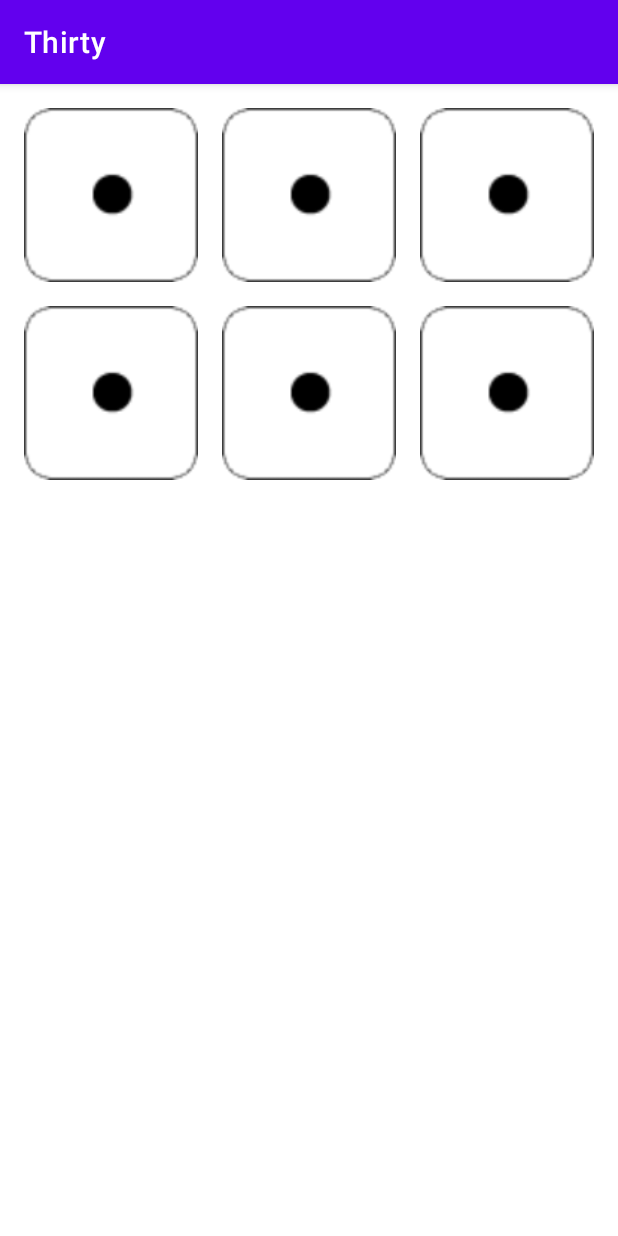
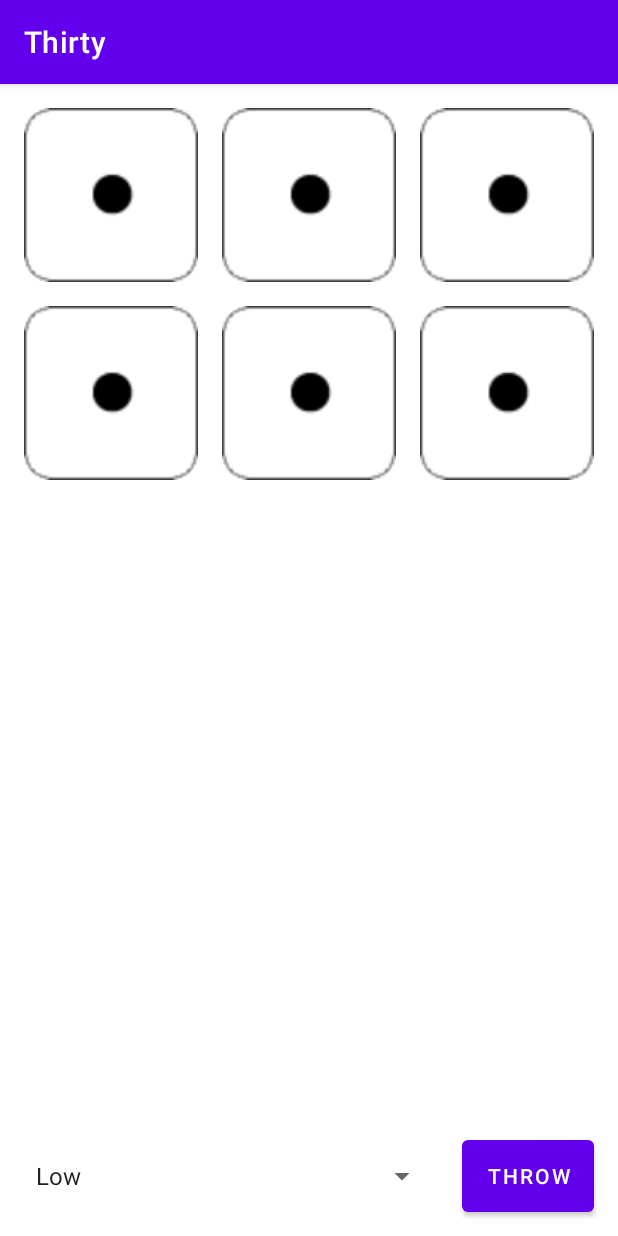
Before and after one commit to konradrej/Thirty, an Android app: the screen it shows after launch (MainActivity), on a phone screen of 412 x 824 dp. Run offline under Robolectric (Android 15) with nearby library versions, the phone set to English and light mode, and no system bars.

Commit message:
Finish main activity design

```diff
--- a/app/src/main/java/com/konradrej/thirty/MainActivity.java
+++ b/app/src/main/java/com/konradrej/thirty/MainActivity.java
@@ -3,6 +3,8 @@ package com.konradrej.thirty;
 import androidx.appcompat.app.AppCompatActivity;
 
 import android.os.Bundle;
+import android.widget.ArrayAdapter;
+import android.widget.Spinner;
 
 public class MainActivity extends AppCompatActivity {
 
@@ -10,5 +12,10 @@ public class MainActivity extends AppCompatActivity {
     protected void onCreate(Bundle savedInstanceState) {
         super.onCreate(savedInstanceState);
         setContentView(R.layout.activity_main);
+
+        Spinner spinner = (Spinner) findViewById(R.id.spinner);
+        ArrayAdapter<CharSequence> spinnerAdapater = ArrayAdapter.createFromResource(this, R.array.point_options, android.R.layout.simple_spinner_item);
+        spinnerAdapater.setDropDownViewResource(android.R.layout.simple_spinner_dropdown_item);
+        spinner.setAdapter(spinnerAdapater);
     }
 }
--- a/app/src/main/res/layout/activity_main.xml
+++ b/app/src/main/res/layout/activity_main.xml
@@ -26,7 +26,7 @@
                 android:layout_weight="1">
 
                 <ImageView
-                    android:id="@+id/imageView14"
+                    android:id="@+id/diceView1"
                     android:layout_width="0dp"
                     android:layout_height="0dp"
                     android:layout_weight="1"
@@ -49,7 +49,7 @@
                 android:layout_weight="1">
 
                 <ImageView
-                    android:id="@+id/imageView14"
+                    android:id="@+id/diceView2"
                     android:layout_width="0dp"
                     android:layout_height="0dp"
                     android:layout_weight="1"
@@ -72,7 +72,7 @@
                 android:layout_weight="1">
 
                 <ImageView
-                    android:id="@+id/imageView14"
+                    android:id="@+id/diceView3"
                     android:layout_width="0dp"
                     android:layout_height="0dp"
                     android:layout_weight="1"
@@ -101,7 +101,7 @@
                 android:layout_weight="1">
 
                 <ImageView
-                    android:id="@+id/imageView14"
+                    android:id="@+id/diceView4"
                     android:layout_width="0dp"
                     android:layout_height="0dp"
                     android:layout_weight="1"
@@ -124,7 +124,7 @@
                 android:layout_weight="1">
 
                 <ImageView
-                    android:id="@+id/imageView14"
+                    android:id="@+id/diceView5"
                     android:layout_width="0dp"
                     android:layout_height="0dp"
                     android:layout_weight="1"
@@ -147,7 +147,7 @@
                 android:layout_weight="1">
 
                 <ImageView
-                    android:id="@+id/imageView14"
+                    android:id="@+id/diceView6"
                     android:layout_width="0dp"
                     android:layout_height="0dp"
                     android:layout_weight="1"
@@ -188,10 +188,56 @@
         app:layout_constraintTop_toTopOf="parent" />
 
     <Space
+        android:id="@+id/space4"
         android:layout_width="0dp"
         android:layout_height="16dp"
         app:layout_constraintBottom_toBottomOf="parent"
         app:layout_constraintEnd_toEndOf="parent"
         app:layout_constraintStart_toStartOf="parent" />
 
+    <Space
+        android:id="@+id/space6"
+        android:layout_width="0dp"
+        android:layout_height="16dp"
+        app:layout_constraintEnd_toEndOf="parent"
+        app:layout_constraintStart_toStartOf="parent"
+        app:layout_constraintTop_toBottomOf="@+id/linearLayout" />
+
+    <Spinner
+        android:id="@+id/spinner"
+        android:layout_width="0dp"
+        android:layout_height="0dp"
+        android:layout_weight="0"
+        app:layout_constraintBottom_toTopOf="@+id/space4"
+        app:layout_constraintEnd_toStartOf="@+id/space5"
+        app:layout_constraintStart_toEndOf="@+id/space2"
+        app:layout_constraintTop_toTopOf="@+id/button" />
+
+    <Button
+        android:id="@+id/button"
+        android:layout_width="wrap_content"
+        android:layout_height="wrap_content"
+        android:layout_weight="0"
+        android:insetTop="0dp"
+        android:insetBottom="0dp"
+        android:text="@string/button_throw"
+        app:layout_constraintBottom_toTopOf="@+id/space4"
+        app:layout_constraintEnd_toStartOf="@+id/space" />
+
+    <Space
+        android:id="@+id/space5"
+        android:layout_width="16dp"
+        android:layout_height="0dp"
+        app:layout_constraintBottom_toTopOf="@+id/space4"
+        app:layout_constraintEnd_toStartOf="@+id/button"
+        app:layout_constraintTop_toTopOf="@+id/button" />
+
+    <Space
+        android:id="@+id/space7"
+        android:layout_width="0dp"
+        android:layout_height="16dp"
+        app:layout_constraintBottom_toTopOf="@+id/spinner"
+        app:layout_constraintEnd_toEndOf="parent"
+        app:layout_constraintStart_toStartOf="parent" />
+
 </androidx.constraintlayout.widget.ConstraintLayout>
--- a/app/src/main/res/values/strings.xml
+++ b/app/src/main/res/values/strings.xml
@@ -1,3 +1,16 @@
 <resources>
     <string name="app_name">Thirty</string>
+    <string name="button_throw">Throw</string>
+    <string-array name="point_options">
+        <item>Low</item>
+        <item>4</item>
+        <item>5</item>
+        <item>6</item>
+        <item>7</item>
+        <item>8</item>
+        <item>9</item>
+        <item>10</item>
+        <item>11</item>
+        <item>12</item>
+    </string-array>
 </resources>
```
